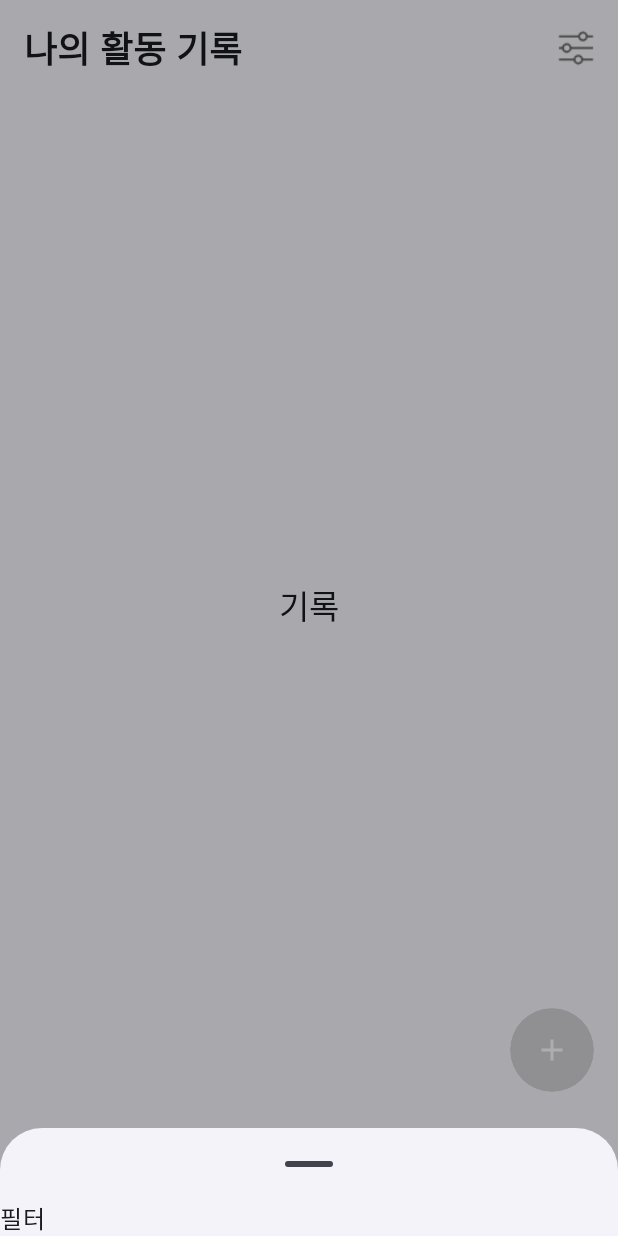
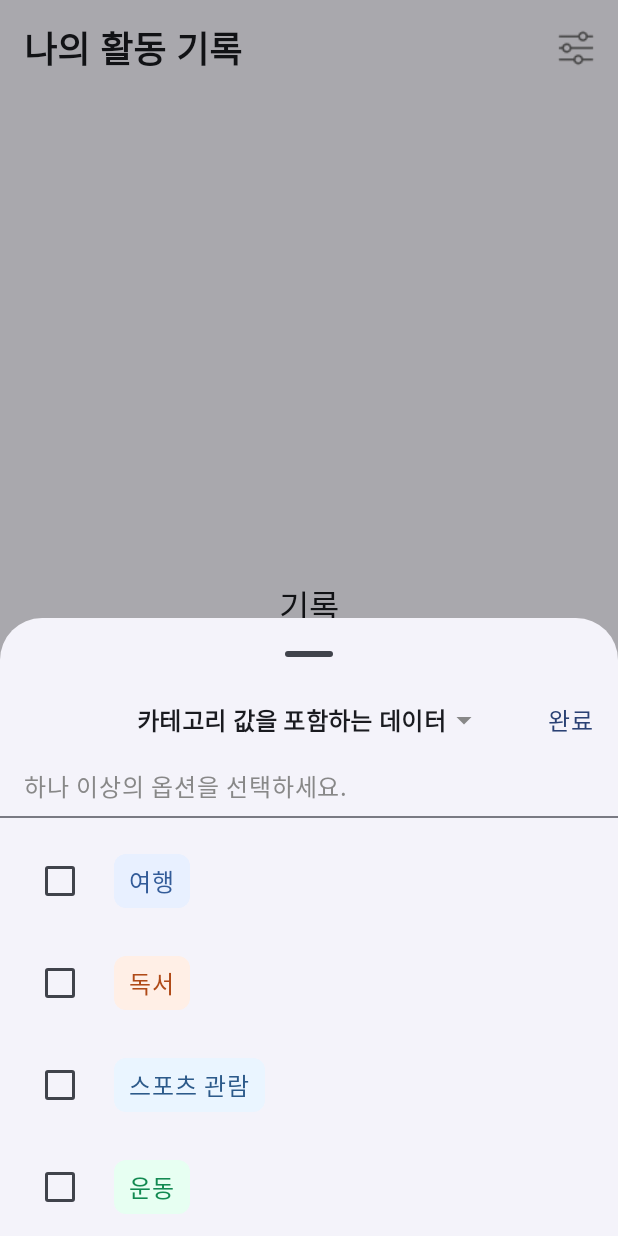
Before and after one commit to alpha-archive/archive-android, an Android app built with Jetpack Compose: the RecordScreen screen opened through its navigation route, after a tap on "필터", on a phone screen of 412 x 824 dp. Run offline under Robolectric (Android 15) with nearby library versions, the phone set to English and light mode, and no system bars; our stand-ins replace Dagger/Hilt's generated code.

Commit message:
feat: 필터 바텀시트 UI구성

```diff
--- a/ArchiveAndroid/app/src/main/java/com/example/archiveandroid/feature/home/HomeActivity.kt
+++ b/ArchiveAndroid/app/src/main/java/com/example/archiveandroid/feature/home/HomeActivity.kt
@@ -11,10 +11,12 @@ import androidx.compose.runtime.Composable
 import androidx.compose.ui.Modifier
 import androidx.compose.ui.tooling.preview.Preview
 import androidx.navigation.compose.rememberNavController
+import com.example.archiveandroid.core.ui.theme.ArchiveAndroidTheme
 import com.example.archiveandroid.feature.home.ui.HomeBottomBar
 import com.example.archiveandroid.feature.home.ui.HomeNavHost
-import com.example.archiveandroid.core.ui.theme.ArchiveAndroidTheme
+import dagger.hilt.android.AndroidEntryPoint
 
+@AndroidEntryPoint
 class HomeActivity : ComponentActivity() {
     override fun onCreate(savedInstanceState: Bundle?) {
         super.onCreate(savedInstanceState)
--- a/ArchiveAndroid/app/src/main/java/com/example/archiveandroid/feature/home/record/filter/RecordFilterSheet.kt
+++ b/ArchiveAndroid/app/src/main/java/com/example/archiveandroid/feature/home/record/filter/RecordFilterSheet.kt
@@ -1,25 +1,161 @@
 package com.example.archiveandroid.feature.home.record.filter
 
+import androidx.compose.foundation.background
+import androidx.compose.foundation.layout.Arrangement
+import androidx.compose.foundation.layout.Column
+import androidx.compose.foundation.layout.Row
+import androidx.compose.foundation.layout.fillMaxWidth
+import androidx.compose.foundation.layout.padding
+import androidx.compose.foundation.layout.height
+import androidx.compose.foundation.lazy.LazyColumn
+import androidx.compose.foundation.lazy.items
+import androidx.compose.foundation.rememberScrollState
+import androidx.compose.foundation.horizontalScroll
+import androidx.compose.foundation.clickable
+import androidx.compose.material3.Checkbox
+import androidx.compose.material3.Divider
 import androidx.compose.material3.ExperimentalMaterial3Api
 import androidx.compose.material3.ModalBottomSheet
 import androidx.compose.material3.Text
 import androidx.compose.material3.rememberModalBottomSheetState
 import androidx.compose.runtime.Composable
-import androidx.compose.runtime.rememberCoroutineScope
-import kotlinx.coroutines.launch
+import androidx.compose.runtime.collectAsState
+import androidx.compose.runtime.getValue
+import androidx.compose.ui.Alignment
+import androidx.compose.ui.Modifier
+import androidx.compose.ui.graphics.Color
+import androidx.compose.ui.text.font.FontWeight
+import androidx.compose.ui.unit.dp
+import androidx.hilt.navigation.compose.hiltViewModel
+import androidx.compose.ui.draw.clip
+import androidx.compose.foundation.shape.RoundedCornerShape
+import androidx.compose.ui.text.style.TextAlign
+import androidx.compose.material3.MaterialTheme
+import androidx.compose.material.icons.Icons
+import androidx.compose.material.icons.filled.ArrowDropDown
+import androidx.compose.material.icons.filled.Close
+import androidx.compose.material3.Icon
+import androidx.compose.foundation.layout.heightIn
+import androidx.compose.runtime.LaunchedEffect
+import androidx.compose.ui.platform.LocalConfiguration
 
 @OptIn(ExperimentalMaterial3Api::class)
 @Composable
 fun RecordFilterSheet(
-    onDismiss: () -> Unit
+    onDismiss: () -> Unit,
+    onDone: (() -> Unit)? = null,
+    viewModel: RecordFilterViewModel = hiltViewModel()
 ) {
-    val sheetState = rememberModalBottomSheetState(skipPartiallyExpanded = true)
-    val scope = rememberCoroutineScope()
+    val sheetState = rememberModalBottomSheetState(skipPartiallyExpanded = false)
+    val uiState by viewModel.uiState.collectAsState()
+
+    val screenHeight = LocalConfiguration.current.screenHeightDp
+    val maxSheetHeight = (screenHeight * 0.85f).dp
+
+    LaunchedEffect(Unit) {
+        if (sheetState.hasPartiallyExpandedState) {
+            sheetState.partialExpand()
+        }
+    }
 
     ModalBottomSheet(
         onDismissRequest = onDismiss,
         sheetState = sheetState
     ) {
-        Text(text = "필터")
+        Column(modifier = Modifier.padding(bottom = 16.dp).heightIn(max = maxSheetHeight)) {
+            // Header: centered title (clickable to dismiss) and right-aligned Done
+            androidx.compose.foundation.layout.Box(
+                modifier = Modifier.fillMaxWidth().padding(top = 8.dp, bottom = 12.dp)
+            ) {
+                // Done aligned to end
+                Text(
+                    text = "완료",
+                    color = MaterialTheme.colorScheme.primary,
+                    modifier = Modifier.align(Alignment.CenterEnd).padding(end = 16.dp).clickable { onDone?.invoke() ?: onDismiss() }
+                )
+                // Title centered, single line
+                Row(
+                    verticalAlignment = Alignment.CenterVertically,
+                    modifier = Modifier.align(Alignment.Center).clickable { onDismiss() }
+                ) {
+                    Text(
+                        text = "카테고리 값을 포함하는 데이터",
+                        style = MaterialTheme.typography.titleMedium.copy(fontWeight = FontWeight.Bold),
+                        textAlign = TextAlign.Center,
+                        maxLines = 1
+                    )
+                    Icon(imageVector = Icons.Filled.ArrowDropDown, contentDescription = null, tint = Color.Gray)
+                }
+            }
+            // Selected chips summary (horizontally scrollable)
+            SelectedSummary(uiState, onRemove = { id -> viewModel.toggle(id) })
+
+            Divider()
+            LazyColumn(modifier = Modifier.fillMaxWidth().padding(horizontal = 16.dp, vertical = 8.dp)) {
+                items(uiState.options) { opt ->
+                    Row(
+                        modifier = Modifier
+                            .fillMaxWidth()
+                            .padding(vertical = 10.dp),
+                        verticalAlignment = Alignment.CenterVertically,
+                        horizontalArrangement = Arrangement.spacedBy(12.dp)
+                    ) {
+                        Checkbox(checked = opt.selected, onCheckedChange = { viewModel.toggle(opt.id) })
+                        LabelChip(text = opt.label, bg = opt.bgColor, fg = opt.textColor)
+                    }
+                }
+            }
+        }
     }
 }
+
+@Composable
+private fun LabelChip(text: String, bg: Color, fg: Color) {
+    Text(
+        text = text,
+        color = fg,
+        modifier = Modifier
+            .clip(RoundedCornerShape(8.dp))
+            .background(bg)
+            .padding(horizontal = 10.dp, vertical = 6.dp),
+        fontWeight = FontWeight.Medium
+    )
+}
+
+@Composable
+private fun SelectedSummary(state: RecordFilterUiState, onRemove: (String) -> Unit) {
+    val selected = state.options.filter { it.selected }
+    Column(modifier = Modifier.fillMaxWidth().padding(horizontal = 16.dp, vertical = 8.dp)) {
+        if (selected.isEmpty()) {
+            Text("하나 이상의 옵션을 선택하세요.", color = Color.Gray)
+        } else {
+            Row(
+                modifier = Modifier
+                    .fillMaxWidth()
+                    .padding(top = 8.dp)
+                    .horizontalScroll(rememberScrollState()),
+                horizontalArrangement = Arrangement.spacedBy(8.dp),
+                verticalAlignment = Alignment.CenterVertically
+            ) {
+                selected.forEach { opt ->
+                    Row(
+                        verticalAlignment = Alignment.CenterVertically,
+                        modifier = Modifier
+                            .clip(RoundedCornerShape(8.dp))
+                            .background(opt.bgColor)
+                            .clickable { onRemove(opt.id) }
+                            .padding(horizontal = 10.dp, vertical = 6.dp)
+                    ) {
+                        Text(opt.label, color = opt.textColor, fontWeight = FontWeight.Medium)
+                        Icon(
+                            imageVector = Icons.Filled.Close,
+                            contentDescription = null,
+                            tint = opt.textColor,
+                            modifier = Modifier.padding(start = 4.dp)
+                        )
+                    }
+                }
+            }
+        }
+    }
+}
--- a/ArchiveAndroid/app/src/main/java/com/example/archiveandroid/feature/home/record/filter/RecordFilterViewModel.kt
+++ b/ArchiveAndroid/app/src/main/java/com/example/archiveandroid/feature/home/record/filter/RecordFilterViewModel.kt
@@ -1,9 +1,57 @@
 package com.example.archiveandroid.feature.home.record.filter
 
+import androidx.compose.ui.graphics.Color
 import androidx.lifecycle.ViewModel
+import kotlinx.coroutines.flow.MutableStateFlow
+import kotlinx.coroutines.flow.StateFlow
+import kotlinx.coroutines.flow.asStateFlow
+import kotlinx.coroutines.flow.update
 
-/**
- * 기록 화면 하단 필터 시트의 상태/이벤트를 관리하는 ViewModel.
- * 초기 버전은 스텁으로 "필터" 텍스트만 노출합니다.
- */
-class RecordFilterViewModel : ViewModel()
+data class FilterOption(
+    val id: String,
+    val label: String,
+    val bgColor: Color,
+    val textColor: Color,
+    val selected: Boolean
+)
+
+data class RecordFilterUiState(
+    val options: List<FilterOption> = emptyList()
+)
+
+class RecordFilterViewModel : ViewModel() {
+    private val _uiState = MutableStateFlow(
+        RecordFilterUiState(
+            options = defaultCategoryOptions()
+        )
+    )
+    val uiState: StateFlow<RecordFilterUiState> = _uiState.asStateFlow()
+
+    fun toggle(id: String) {
+        _uiState.update { state ->
+            state.copy(
+                options = state.options.map { opt ->
+                    if (opt.id == id) opt.copy(selected = !opt.selected) else opt
+                }
+            )
+        }
+    }
+
+    fun clearAll() {
+        _uiState.update { state -> state.copy(options = state.options.map { it.copy(selected = false) }) }
+    }
+
+    private fun defaultCategoryOptions(): List<FilterOption> {
+        // Pastel background with darker text color for readability
+        return listOf(
+            FilterOption("travel", "여행", Color(0xFFE8F0FF), Color(0xFF335C99), false),
+            FilterOption("reading", "독서", Color(0xFFFFEFE6), Color(0xFFB04A17), false),
+            FilterOption("sports", "스포츠 관람", Color(0xFFEAF5FF), Color(0xFF2C5A8A), false),
+            FilterOption("workout", "운동", Color(0xFFE7FFF2), Color(0xFF138A52), false),
+            FilterOption("exhibition", "전시", Color(0xFFFFF4E5), Color(0xFF9A6B1A), false),
+            FilterOption("volunteer", "봉사", Color(0xFFEFF7FF), Color(0xFF2D6AA3), false),
+            FilterOption("musical", "뮤지컬", Color(0xFFF4E9FF), Color(0xFF6B39A6), false),
+            FilterOption("instrument", "악기 연주", Color(0xFFEFF9FF), Color(0xFF1F6E8C), false)
+        )
+    }
+}
```
